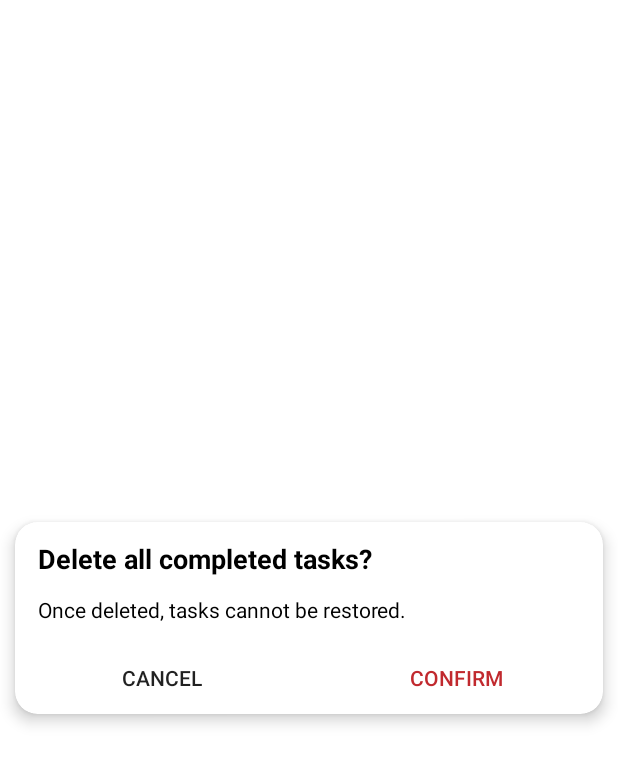
After one commit to emm-an-uel/logit, an Android app: the layout confirm_delete_all_dialog.xml on its own in the app's theme, with its tools: preview values and no code run, on a phone screen of 412 x 824 dp. The commit adds this screen. Shown: the top 764 px of the screen. Run offline under Robolectric (Android 15) with nearby library versions, the phone set to English and light mode, and no system bars.

Commit message:
dialog design 1

```diff
--- a/app/src/main/java/com/example/logit/log/DoneFragment.kt
+++ b/app/src/main/java/com/example/logit/log/DoneFragment.kt
@@ -217,10 +217,6 @@ class DoneFragment : Fragment() {
         }
     }
 
-    private fun cancelDeleteTasks(deletedTaskItems: List<TaskItem>) {
-
-    }
-
     private fun createRV() {
         rvDone = binding.rvDone
         rvAdapter = RVAdapterLog(consolidatedList, mapSubjectColor, listCardColors, glow, bars)
--- a/app/src/main/java/com/example/logit/log/LogFragment.kt
+++ b/app/src/main/java/com/example/logit/log/LogFragment.kt
@@ -196,6 +196,7 @@ class LogFragment : Fragment() {
     private fun confirmClearAll() {
         if (doneList.size > 0) {
             // alert dialog
+            // TODO: make a custom alert dialog - looks better
             val alertDialog: AlertDialog = requireContext().let {
                 val builder = AlertDialog.Builder(it)
                 builder.apply {
--- /dev/null
+++ b/app/src/main/res/layout/confirm_delete_all_dialog.xml
@@ -0,0 +1,67 @@
+<?xml version="1.0" encoding="utf-8"?>
+<LinearLayout xmlns:android="http://schemas.android.com/apk/res/android"
+    xmlns:app="http://schemas.android.com/apk/res-auto"
+    android:layout_width="match_parent"
+    android:layout_height="match_parent"
+    android:gravity="center">
+
+    <androidx.cardview.widget.CardView
+        android:layout_width="match_parent"
+        android:layout_height="wrap_content"
+        android:layout_margin="10dp"
+        android:backgroundTint="?attr/colorPrimaryContainer"
+        app:cardCornerRadius="15dp"
+        app:cardElevation="6dp">
+
+        <LinearLayout
+            android:layout_width="match_parent"
+            android:layout_height="match_parent"
+            android:orientation="vertical">
+
+            <TextView
+                android:layout_width="match_parent"
+                android:layout_height="match_parent"
+                android:layout_marginHorizontal="15dp"
+                android:layout_marginTop="12dp"
+                android:text="Delete all completed tasks?"
+                android:textColor="?attr/primaryTextColor"
+                android:textSize="18sp"
+                android:textStyle="bold" />
+
+            <TextView
+                android:layout_width="match_parent"
+                android:layout_height="match_parent"
+                android:layout_marginHorizontal="15dp"
+                android:layout_marginVertical="12dp"
+                android:text="Once deleted, tasks cannot be restored."
+                android:textColor="?attr/primaryTextColor" />
+
+            <LinearLayout
+                android:layout_width="match_parent"
+                android:layout_height="match_parent"
+                android:orientation="horizontal">
+
+                <Button
+                    android:id="@+id/btnCancel"
+                    android:layout_width="0dp"
+                    android:layout_height="match_parent"
+                    android:layout_weight="1"
+                    android:background="@android:color/transparent"
+                    android:text="Cancel" />
+
+                <Button
+                    android:id="@+id/btnConfirm"
+                    android:layout_width="0dp"
+                    android:layout_height="match_parent"
+                    android:layout_weight="1"
+                    android:background="@android:color/transparent"
+                    android:text="Confirm"
+                    android:textColor="@color/red" />
+
+            </LinearLayout>
+
+        </LinearLayout>
+
+    </androidx.cardview.widget.CardView>
+
+</LinearLayout>
--- a/app/src/main/res/layout/snackbar_undo_delete.xml
+++ b/app/src/main/res/layout/snackbar_undo_delete.xml
@@ -9,8 +9,8 @@
         android:layout_width="match_parent"
         android:layout_height="wrap_content"
         android:backgroundTint="?attr/colorPrimaryContainer"
-        android:elevation="6dp"
-        app:cardCornerRadius="10dp">
+        app:cardCornerRadius="10dp"
+        app:cardElevation="6dp">
 
         <LinearLayout
             android:layout_width="match_parent"
```
